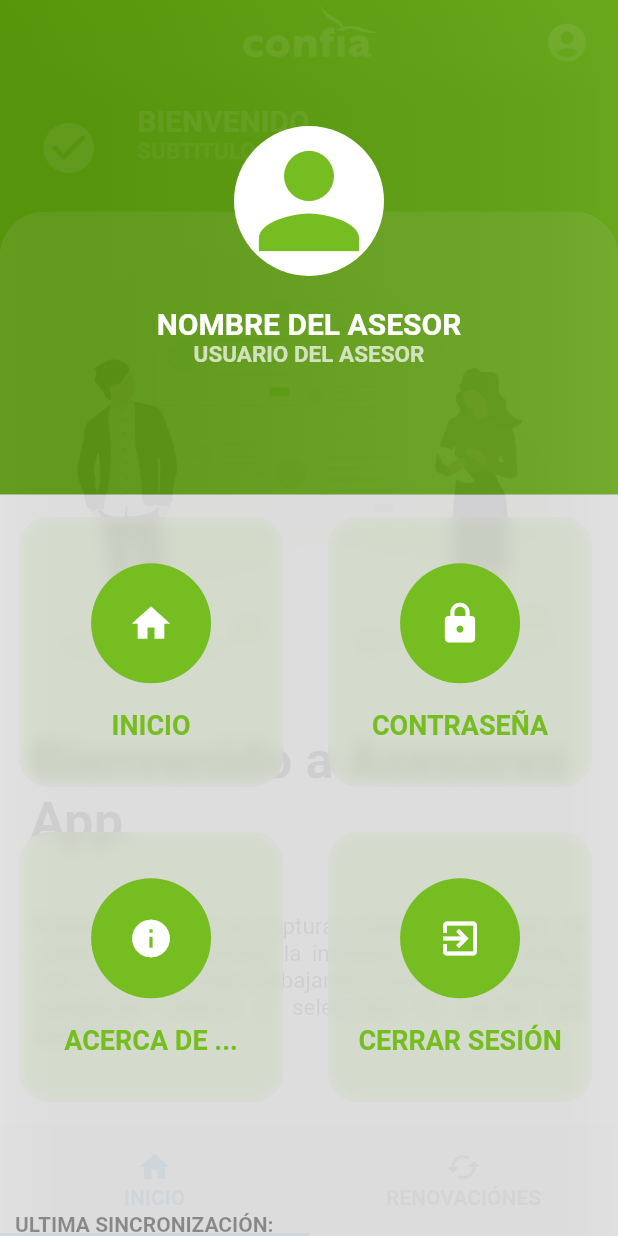
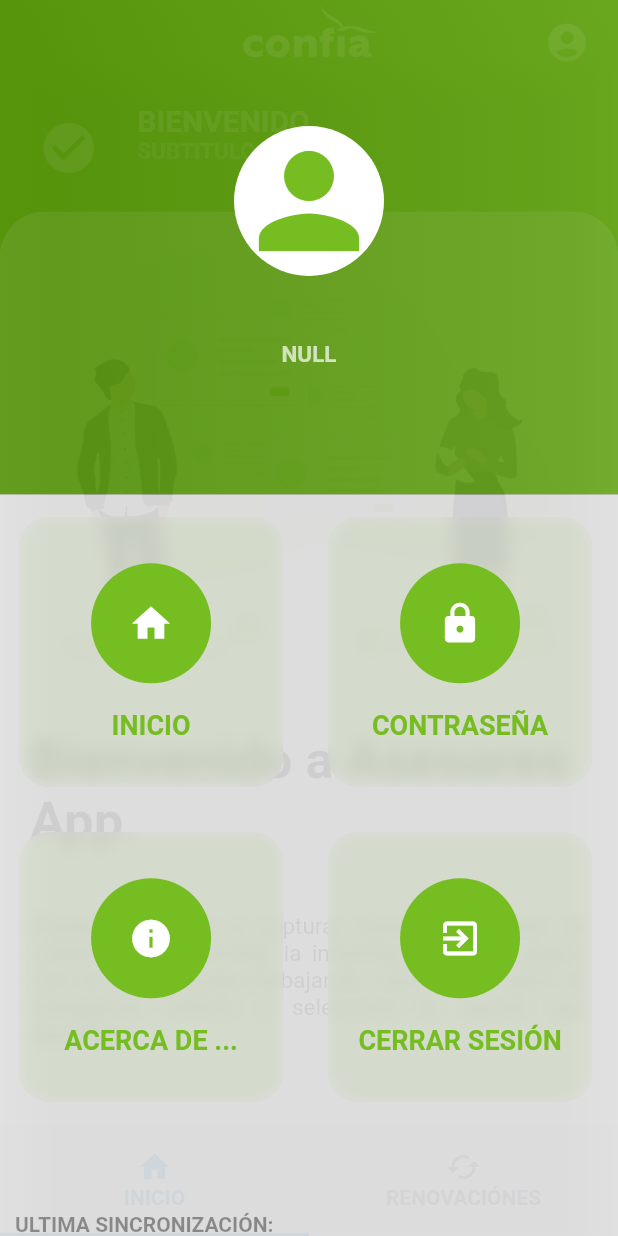
Before and after one commit to guillermoherrera/app_grupal, a Flutter app: the HomePage screen opened by its route, with the side drawer open, on a phone screen of 412 x 824 dp. Run offline on Flutter 3.47's test engine with Material 2 defaults, Android fonts, the phone set to English and light mode, and no system bars; our stand-ins replace cloud_firestore, date_format, diacritic, firebase_auth, firebase_core, image_picker and 3 more; missing offline and left inert: date_range_picker; accounts and stored records are empty.

Commit message:
get user Info

```diff
--- a/lib/components/custom_drawer.dart
+++ b/lib/components/custom_drawer.dart
@@ -7,8 +7,13 @@ import 'package:app_grupal/classes/auth_firebase.dart';
 import 'package:app_grupal/classes/shared_preferences.dart';
 
 class CustomDrawer extends StatelessWidget {
-  final AuthFirebase _authFirebase = new AuthFirebase();
-  final SharedActions _sharedActions = new SharedActions();
+
+  const CustomDrawer({
+    Key key,
+    this.userInfo
+  }) : super(key: key);
+
+  final Map<String, dynamic> userInfo;
 
   @override
   Widget build(BuildContext context) {
@@ -55,13 +60,13 @@ class CustomDrawer extends StatelessWidget {
       SizedBox(height: height / 40),
       Center(
         child: Text(
-          'NOMBRE DEL ASESOR',
+          '${userInfo['name']}'.toUpperCase(),
           style: Constants.encabezadoStyle,
         )
       ),
       Center(
         child: Text(
-          'USUARIO DEL ASESOR',
+          '${userInfo['user']}'.toUpperCase(),
           style: Constants.subtituloStyle,
         )
       )
@@ -175,6 +180,9 @@ class CustomDrawer extends StatelessWidget {
   }
 
   _actions(BuildContext context, action) async{
+    final AuthFirebase _authFirebase = new AuthFirebase();
+    final SharedActions _sharedActions = new SharedActions();
+
     switch (action) {
       case 1:
         Navigator.pop(context);
--- a/lib/pages/home/home_page.dart
+++ b/lib/pages/home/home_page.dart
@@ -1,3 +1,4 @@
+import 'package:app_grupal/classes/shared_preferences.dart';
 import 'package:flutter/material.dart';
 
 import 'package:app_grupal/pages/home/home_content.dart';
@@ -16,13 +17,28 @@ class HomePage extends StatefulWidget {
 }
 
 class _HomePageState extends State<HomePage>{
+  SharedActions _sharedActions = SharedActions();
+  Map<String, dynamic> userInfo = {'name': 'Asesor', 'user': 'Usuario'};
+
+  @override
+  void initState() {
+    _getUserInfo();
+    super.initState();
+  }
+
+  _getUserInfo() async{
+    userInfo = await _sharedActions.getUserInfo();
+    setState(() {});
+    print(userInfo);
+  }
+
   @override
   Widget build(BuildContext context) {
     final GlobalKey<ScaffoldState> _scaffoldKey = new GlobalKey<ScaffoldState>();
 
     return Scaffold(
       key: _scaffoldKey,
-      drawer: CustomDrawer(),
+      drawer: CustomDrawer(userInfo: userInfo),
       drawerEnableOpenDragGesture: false,
       body: HomeContent(scaffoldKey: _scaffoldKey),
     );
--- a/lib/pages/login/login_page.dart
+++ b/lib/pages/login/login_page.dart
@@ -39,7 +39,8 @@ class _LoginPageState extends State<LoginPage> {
       FocusScope.of(context).requestFocus(FocusNode());
       final authResult = await _authFirebase.signIn(_userController.text, _passController.text);
       if(authResult.result){
-        _sharedActions.setUserAuth(authResult.email, _passController.text, authResult.uid);
+        await _sharedActions.setUserAuth(authResult.email, _passController.text, authResult.uid);
+        await _firebaseProvider.getUserInfo();
         _firebaseProvider.getCatalogos();
         //widget.onSignIn();
         Navigator.pushReplacementNamed(context, Constants.homePage);
--- a/lib/pages/solicitud/direccion_form.dart
+++ b/lib/pages/solicitud/direccion_form.dart
@@ -1,4 +1,3 @@
-import 'package:app_grupal/classes/shared_preferences.dart';
 import 'package:app_grupal/helpers/constants.dart';
 import 'package:app_grupal/models/cat_estados_model.dart';
 import 'package:app_grupal/providers/db_provider.dart';
```
Also changed, not shown: lib/classes/shared_preferences.dart (+29 -0 lines), lib/providers/firebase_provider.dart (+19 -0 lines).
